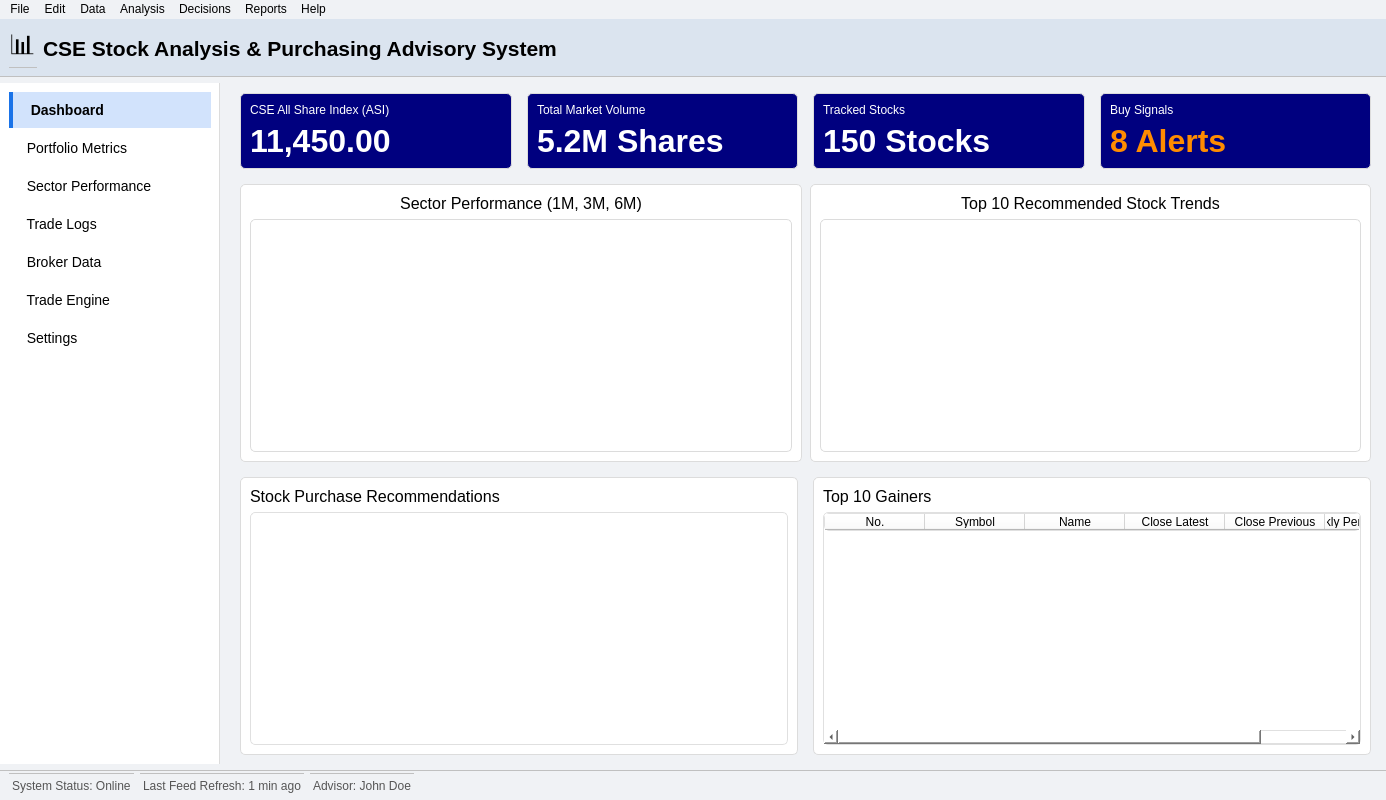
This is resources/ui_files/main_window.ui in nyenushapahan-lgtm/CSE-Stock-Buying-Suggesting-System as Qt 5 draws it before an edit. The edited form follows.
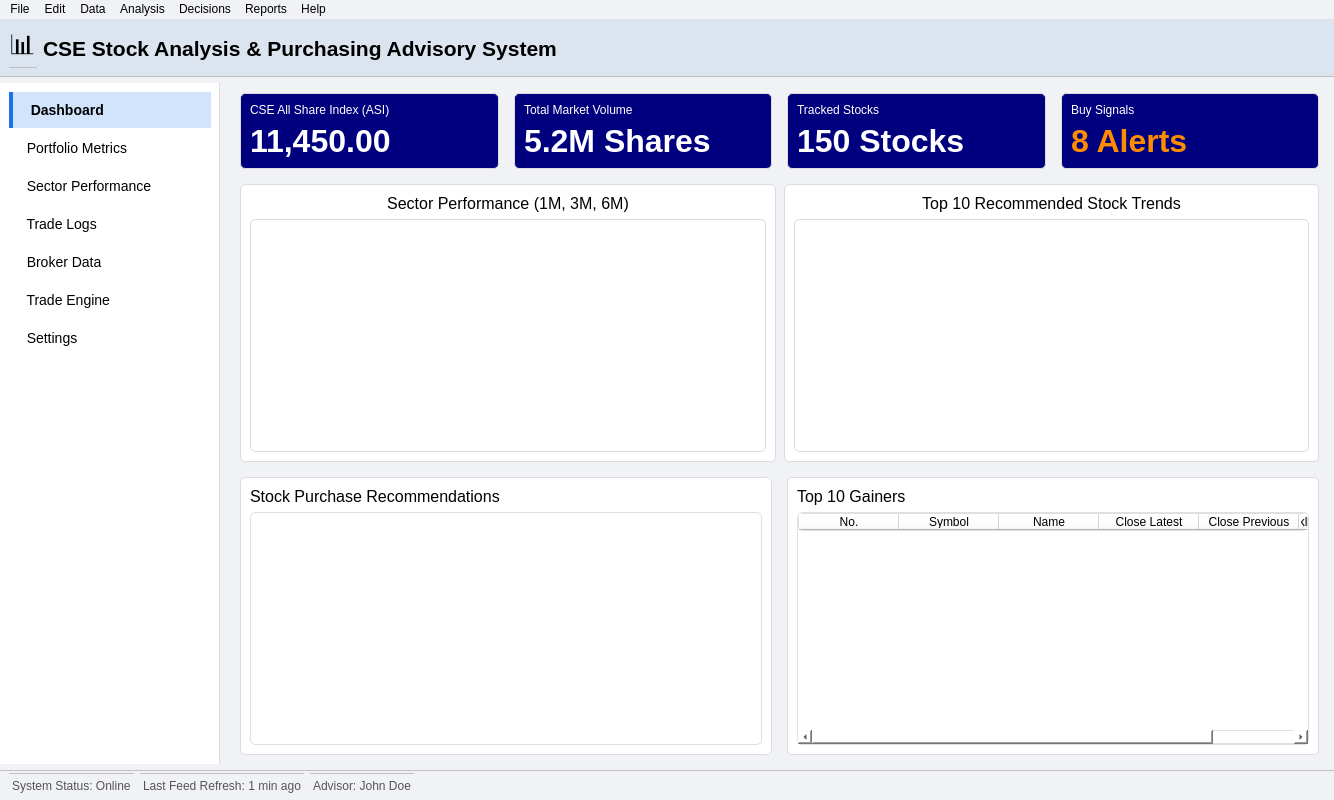
This is the edited form. The open tabs and pages were chosen to show the change.

```diff
--- a/resources/ui_files/main_window.ui
+++ b/resources/ui_files/main_window.ui
@@ -6,7 +6,7 @@
    <rect>
     <x>0</x>
     <y>0</y>
-    <width>1386</width>
+    <width>1334</width>
     <height>800</height>
    </rect>
   </property>
@@ -243,7 +243,6 @@
                  <property name="font">
                   <font>
                    <pointsize>24</pointsize>
-                   <weight>75</weight>
                    <bold>true</bold>
                   </font>
                  </property>
@@ -279,7 +278,6 @@
                  <property name="font">
                   <font>
                    <pointsize>24</pointsize>
-                   <weight>75</weight>
                    <bold>true</bold>
                   </font>
                  </property>
@@ -315,7 +313,6 @@
                  <property name="font">
                   <font>
                    <pointsize>24</pointsize>
-                   <weight>75</weight>
                    <bold>true</bold>
                   </font>
                  </property>
@@ -351,7 +348,6 @@
                  <property name="font">
                   <font>
                    <pointsize>24</pointsize>
-                   <weight>75</weight>
                    <bold>true</bold>
                   </font>
                  </property>
@@ -824,8 +820,8 @@
     <rect>
      <x>0</x>
      <y>0</y>
-     <width>1386</width>
-     <height>21</height>
+     <width>1334</width>
+     <height>23</height>
     </rect>
    </property>
    <widget class="QMenu" name="menuFile">
```
Left out of the diff: 43 changed lines with no effect on the pictures.
